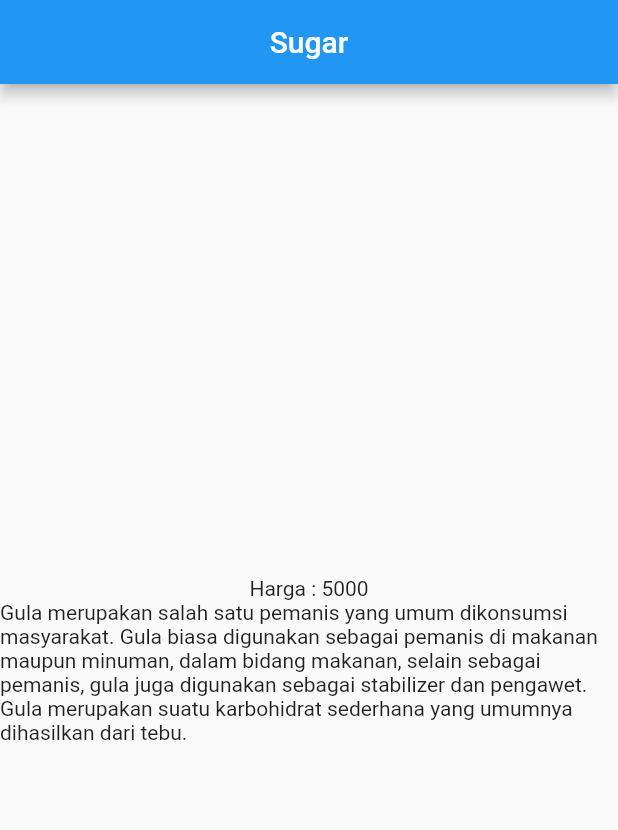
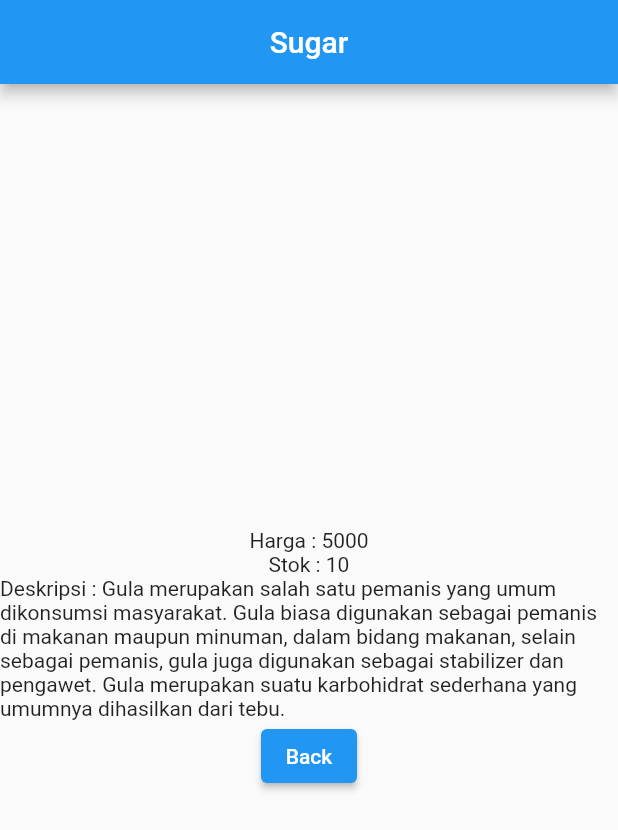
Before and after one commit to ivanjr22/mobile_week6, a Flutter app: the screen it shows after launch, after a tap on "Sugar", on a phone screen of 412 x 824 dp. Shown: the top 830 px of the screen. Run offline on Flutter 3.47's test engine with Material 2 defaults, Android fonts, the phone set to English and light mode, and no system bars.

Commit message:
Edit home page

```diff
--- a/lib/models/item.dart
+++ b/lib/models/item.dart
@@ -2,5 +2,5 @@ class Item {
   String name,deskripsi;
   int price,stok;
 
-  Item({this.name, this.price, this.deskripsi, });
+  Item({this.name, this.price, this.deskripsi, this.stok});
 }
--- a/lib/pages/home_page.dart
+++ b/lib/pages/home_page.dart
@@ -4,8 +4,8 @@ import 'package:mobile_week6/pages/item_page.dart';
 
 class HomePage extends StatelessWidget{
   final List<Item> Items = [
-   Item(name: 'Sugar', price: 5000, deskripsi: 'Gula merupakan salah satu pemanis yang umum dikonsumsi masyarakat. Gula biasa digunakan sebagai pemanis di makanan maupun minuman, dalam bidang makanan, selain sebagai pemanis, gula juga digunakan sebagai stabilizer dan pengawet. Gula merupakan suatu karbohidrat sederhana yang umumnya dihasilkan dari tebu.' ),
-   Item(name: 'Salt', price: 2000, deskripsi: 'Dalam ilmu kimia, garam adalah senyawa ionik yang terdiri dari ion positif (kation) dan ion negatif (anion), sehingga membentuk senyawa netral (tanpa bermuatan). Garam terbentuk dari hasil reaksi asam dan basa. Natrium klorida (NaCl), bahan utama garam dapur adalah suatu garam.' )
+   Item(name: 'Sugar', price: 5000 , stok: 10 , deskripsi: 'Gula merupakan salah satu pemanis yang umum dikonsumsi masyarakat. Gula biasa digunakan sebagai pemanis di makanan maupun minuman, dalam bidang makanan, selain sebagai pemanis, gula juga digunakan sebagai stabilizer dan pengawet. Gula merupakan suatu karbohidrat sederhana yang umumnya dihasilkan dari tebu.' ),
+   Item(name: 'Salt', price: 2000, stok: 15 , deskripsi: 'Dalam ilmu kimia, garam adalah senyawa ionik yang terdiri dari ion positif (kation) dan ion negatif (anion), sehingga membentuk senyawa netral (tanpa bermuatan). Garam terbentuk dari hasil reaksi asam dan basa. Natrium klorida (NaCl), bahan utama garam dapur adalah suatu garam.' )
  ];
 
   @override
--- a/lib/pages/item_page.dart
+++ b/lib/pages/item_page.dart
@@ -20,7 +20,14 @@ class ItemPage extends StatelessWidget{
             mainAxisAlignment: MainAxisAlignment.center,
             children: [
               Text("Harga : " + tempItem.price.toString()),
-              Text(tempItem.deskripsi),
+              Text("Stok : " + tempItem.stok.toString()),
+              Text("Deskripsi : " +tempItem.deskripsi.toString()),
+              ElevatedButton(
+                onPressed: () {
+                  Navigator.pop(context);
+                },
+                child: Text("Back"),
+              ),
               ],
           ),
           ),
```
